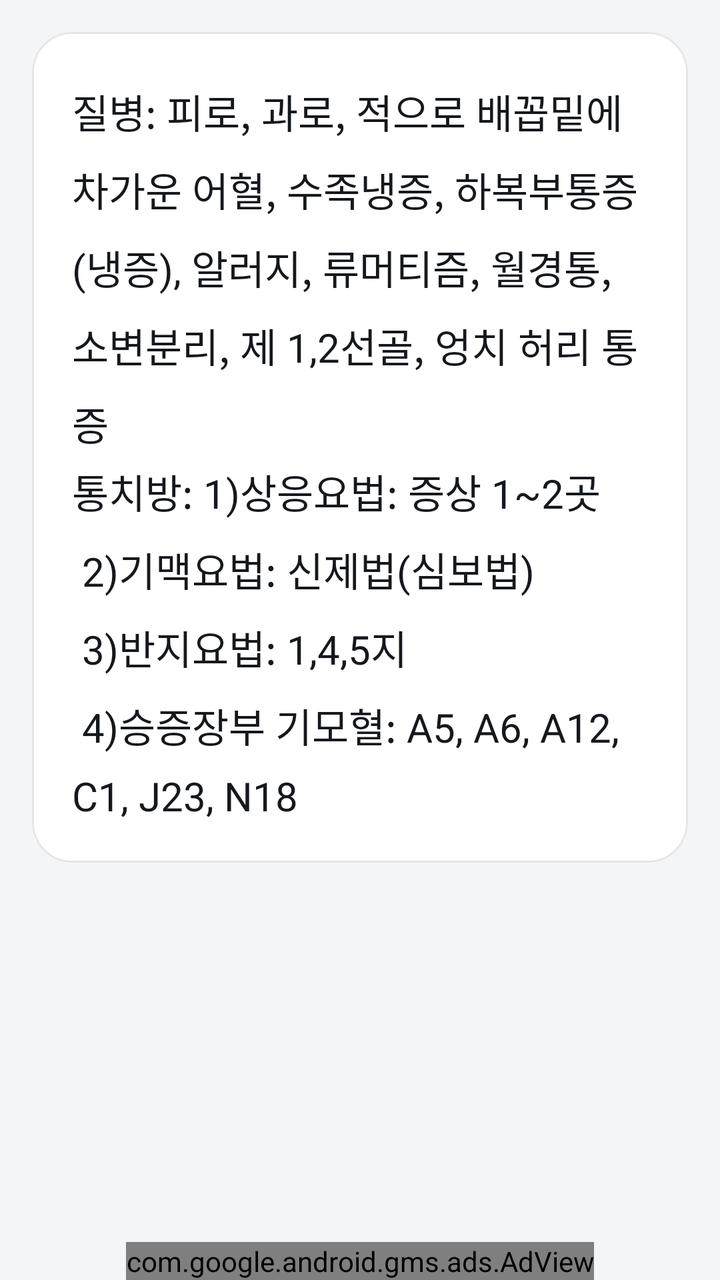
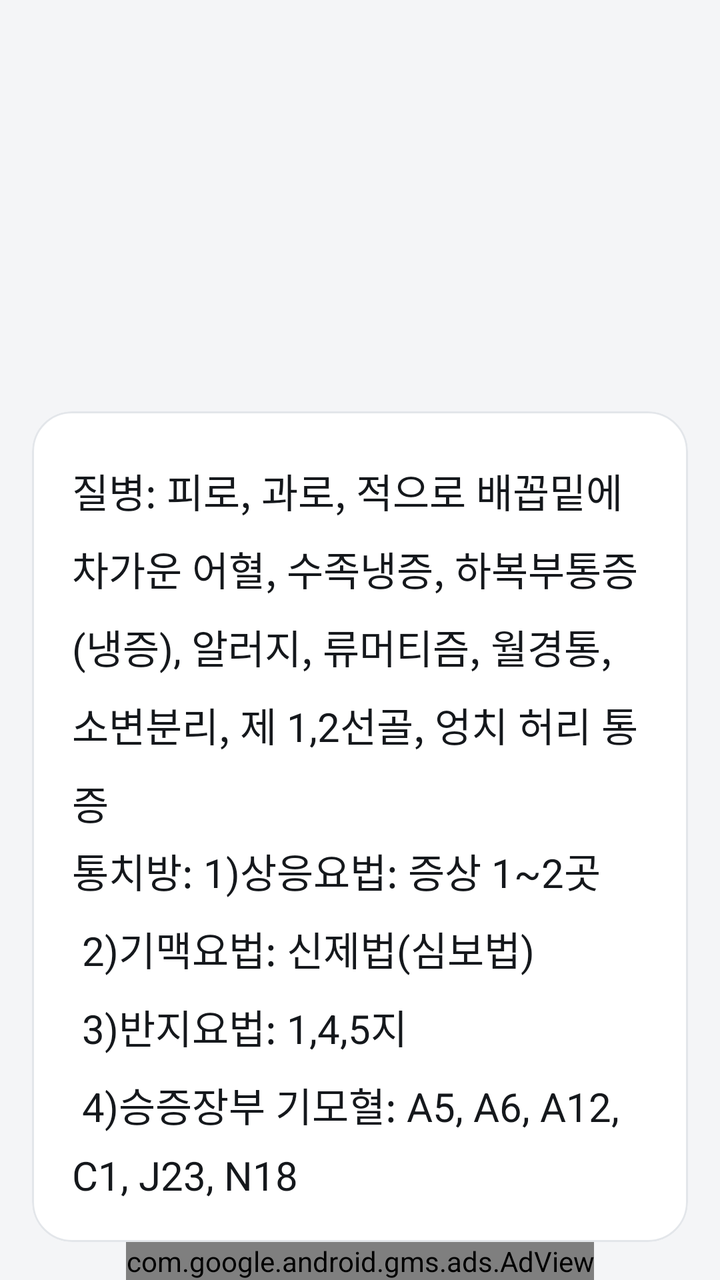

Before-and-after screenshots of an Android layout around one commit, followed by the original layout XML and the change that was made.
<!-- AndroidManifest.xml: application theme AppTheme -->
<!-- res/layout/activity_sinsil.xml -->
<RelativeLayout xmlns:android="http://schemas.android.com/apk/res/android"
    xmlns:tools="http://schemas.android.com/tools"
    xmlns:app="http://schemas.android.com/apk/res-auto"
    xmlns:ads="http://schemas.android.com/apk/res-auto"
    android:layout_width="match_parent"
    android:layout_height="match_parent"
    android:paddingTop="@dimen/activity_vertical_margin"
    android:paddingLeft="@dimen/activity_horizontal_margin"
    android:paddingRight="@dimen/activity_horizontal_margin"
    tools:context=".MainActivity" >

    <ScrollView
        android:layout_width="fill_parent"
        android:layout_height="wrap_content" >

        <com.google.android.material.card.MaterialCardView
            android:layout_width="match_parent"
            android:layout_height="wrap_content"
            app:cardBackgroundColor="@color/surface"
            app:cardCornerRadius="@dimen/card_radius"
            app:cardElevation="0dp"
            app:strokeColor="@color/outline"
            app:strokeWidth="1dp" >

        <LinearLayout
            android:layout_width="match_parent"
            android:layout_height="wrap_content"
            android:orientation="vertical"
            android:padding="20dp" >

            <TextView
                android:layout_width="wrap_content"
                android:layout_height="wrap_content"
                android:layout_marginTop="5dp"
                android:text="@string/sinsil"
                style="@style/myTextView" />

            <TextView
                android:layout_width="wrap_content"
                android:layout_height="wrap_content"
                android:layout_marginTop="5dp"
                android:text="@string/sinsil2"
                style="@style/myTextView" />
        </LinearLayout>
        </com.google.android.material.card.MaterialCardView>
    </ScrollView>

    <com.google.android.gms.ads.AdView
        android:id="@+id/adView"
        android:layout_width="wrap_content"
        android:layout_height="wrap_content"
        android:layout_centerHorizontal="true"
        android:layout_alignParentBottom="true"
        ads:adSize="BANNER"
        ads:adUnitId="@string/banner_ad_unit_id" />


</RelativeLayout>
<!-- resources referenced by this layout -->
<resources>
  <color name="outline">#E3E6EA</color>
  <color name="surface">#FFFFFF</color>
  <dimen name="activity_horizontal_margin">16dp</dimen>
  <dimen name="activity_vertical_margin">16dp</dimen>
  <dimen name="card_radius">20dp</dimen>
  <string name="banner_ad_unit_id">ca-app-pub-1253642133922353/2152469025</string>
  <string name="sinsil">질병: 피로, 과로, 적으로 배꼽밑에 차가운 어혈,
                  수족냉증, 하복부통증(냉증), 알러지, 류머티즘, 월경통, 소변분리,
                   제 1,2선골, 엉치 허리 통증  </string>
  <string name="sinsil2">통치방: 1)상응요법: 증상 1~2곳 \n
         2)기맥요법: 신제법(심보법)\n
         3)반지요법: 1,4,5지\n
         4)승증장부 기모혈: A5, A6, A12, C1, J23, N18</string>
  <style name="myTextView">
          <item name="android:textSize">20sp</item>
          <item name="android:textColor">@color/text_primary</item>
          <item name="android:lineSpacingMultiplier">1.35</item>
      </style>
  <style name="AppTheme" parent="AppBaseTheme">
          <item name="colorPrimary">@color/bar</item>
          <item name="colorPrimaryDark">@color/bar_dark</item>
          <item name="colorAccent">@color/accent</item>
          <item name="android:windowBackground">@color/bg</item>
          <item name="android:buttonStyle">@style/AppButton</item>
      </style>
  <color name="text_primary">#15181C</color>
  <style name="AppBaseTheme" parent="Theme.MaterialComponents.Light.Bridge">
          
      </style>
  <color name="bar">#14171A</color>
  <color name="bar_dark">#0B0D0F</color>
  <color name="accent">#1F6E43</color>
  <color name="bg">#F4F5F7</color>
  <style name="AppButton" parent="Widget.AppCompat.Button">
          <item name="android:background">@drawable/button_test</item>
          <item name="android:textColor">@color/text_primary</item>
          <item name="android:textSize">24sp</item>
          <item name="android:fontFamily">sans-serif-medium</item>
          <item name="android:textAllCaps">false</item>
          <item name="android:minHeight">78dp</item>
          <item name="android:stateListAnimator">@null</item>
          <item name="android:elevation">0dp</item>
      </style>
  <!-- drawable button_test (drawable) -->
  <?xml version="1.0" encoding="utf-8"?>
  <selector xmlns:android="http://schemas.android.com/apk/res/android">
      <item android:state_pressed="true">
          <shape android:shape="rectangle">
              <solid android:color="@color/accent_soft" />
              <stroke
                  android:width="1dp"
                  android:color="@color/accent" />
              <padding
                  android:left="12dp"
                  android:top="12dp"
                  android:right="12dp"
                  android:bottom="12dp" />
              <corners android:radius="16dp" />
          </shape>
      </item>
      <item>
          <shape android:shape="rectangle">
              <solid android:color="@color/surface" />
              <stroke
                  android:width="1dp"
                  android:color="@color/outline" />
              <padding
                  android:left="12dp"
                  android:top="12dp"
                  android:right="12dp"
                  android:bottom="12dp" />
              <corners android:radius="16dp" />
          </shape>
      </item>
  </selector>
  <color name="accent_soft">#E7F1EC</color>
</resources>

<!-- the commit's change to res/layout/activity_sinsil.xml (unified diff, before → after) -->
@@ -10,6 +10,7 @@
     tools:context=".MainActivity" >
 
     <ScrollView
+        android:layout_above="@id/adView"
         android:layout_width="fill_parent"
         android:layout_height="wrap_content" >
 
